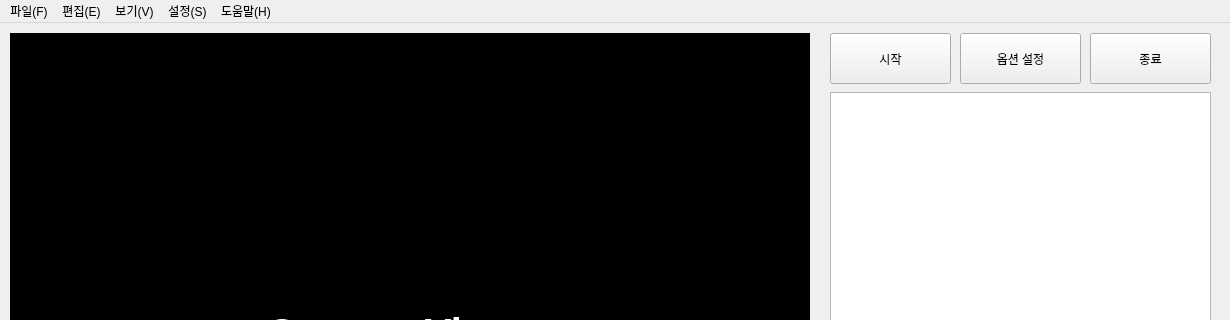
Old version of the form main.ui in the repository synml/motion-detector; both pictures show x 0 to 1230 and y 0 to 320 of the 1230 by 650 pixel window.
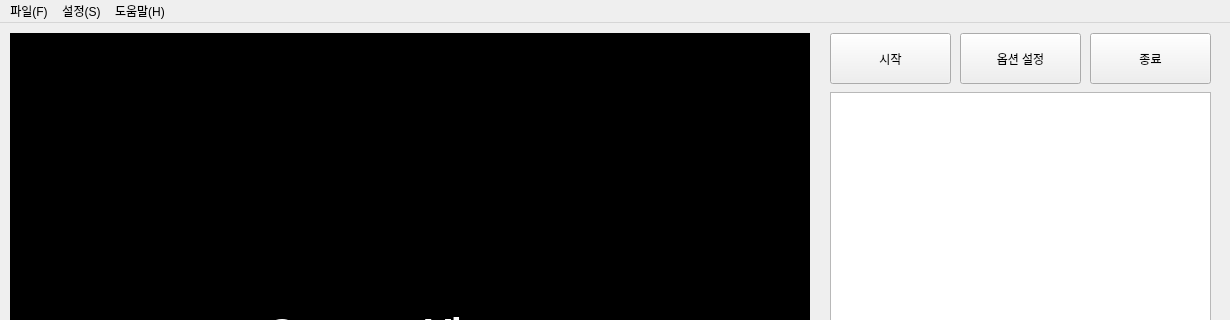
New version of the form. Icons and pictures are not drawn.

Commit message: 메뉴바에 옵션 설정 연결

```diff
--- a/main.ui
+++ b/main.ui
@@ -145,14 +145,6 @@
    </widget>
   </widget>
   <widget class="QMenuBar" name="menubar">
-   <property name="geometry">
-    <rect>
-     <x>0</x>
-     <y>0</y>
-     <width>1230</width>
-     <height>26</height>
-    </rect>
-   </property>
    <widget class="QMenu" name="menuFile">
     <property name="title">
      <string>파일(F)</string>
@@ -160,16 +152,6 @@
     <addaction name="actionStart"/>
     <addaction name="actionQuit"/>
    </widget>
-   <widget class="QMenu" name="menuEdit">
-    <property name="title">
-     <string>편집(E)</string>
-    </property>
-   </widget>
-   <widget class="QMenu" name="menuView">
-    <property name="title">
-     <string>보기(V)</string>
-    </property>
-   </widget>
    <widget class="QMenu" name="menuSetting">
     <property name="title">
      <string>설정(S)</string>
@@ -183,8 +165,6 @@
     <addaction name="actionInformation"/>
    </widget>
    <addaction name="menuFile"/>
-   <addaction name="menuEdit"/>
-   <addaction name="menuView"/>
    <addaction name="menuSetting"/>
    <addaction name="menuHelp"/>
   </widget>
```
Left out of the diff: 11 changed lines with no effect on the pictures. The commit also changes 1 other file.
